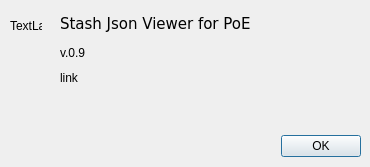
The window that generated/form_about.ui (Doberm4n/POEStashJsonViewer) describes before a commit, drawn with Qt 5.
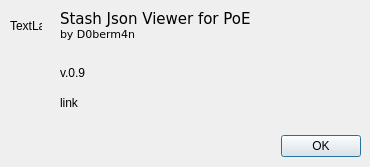
The same window after the commit.

```diff
--- a/generated/form_about.ui
+++ b/generated/form_about.ui
@@ -54,9 +54,9 @@
    <property name="geometry">
     <rect>
      <x>60</x>
-     <y>15</y>
-     <width>301</width>
-     <height>18</height>
+     <y>10</y>
+     <width>206</width>
+     <height>31</height>
     </rect>
    </property>
    <property name="font">
@@ -68,14 +68,17 @@
     </font>
    </property>
    <property name="text">
-    <string>Stash Json Viewer for PoE</string>
+    <string>&lt;html&gt;&lt;head/&gt;&lt;body&gt;&lt;p&gt;Stash Json Viewer for PoE &lt;span style=&quot; font-size:8pt;&quot;&gt;by D0berm4n&lt;/span&gt;&lt;/p&gt;&lt;/body&gt;&lt;/html&gt;</string>
+   </property>
+   <property name="wordWrap">
+    <bool>true</bool>
    </property>
   </widget>
   <widget class="QLabel" name="versionLabel">
    <property name="geometry">
     <rect>
      <x>60</x>
-     <y>45</y>
+     <y>65</y>
      <width>301</width>
      <height>16</height>
     </rect>
@@ -88,7 +91,7 @@
    <property name="geometry">
     <rect>
      <x>60</x>
-     <y>70</y>
+     <y>95</y>
      <width>301</width>
      <height>16</height>
     </rect>
```
